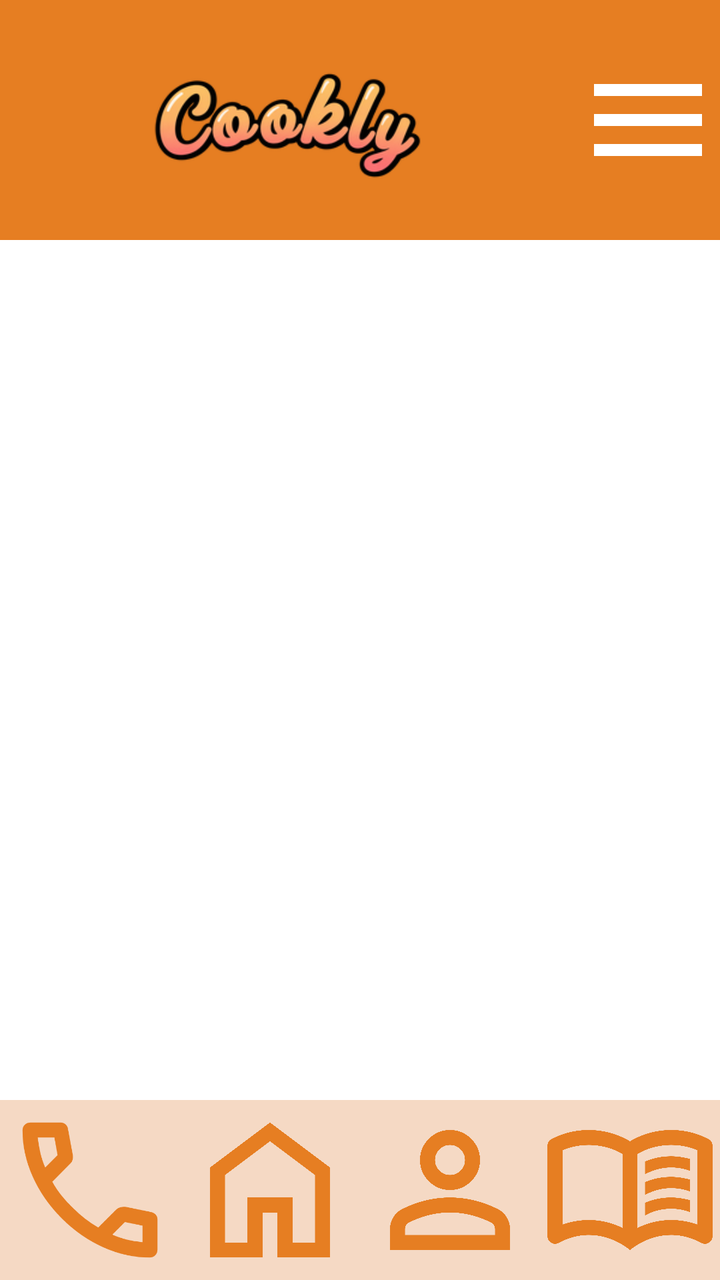
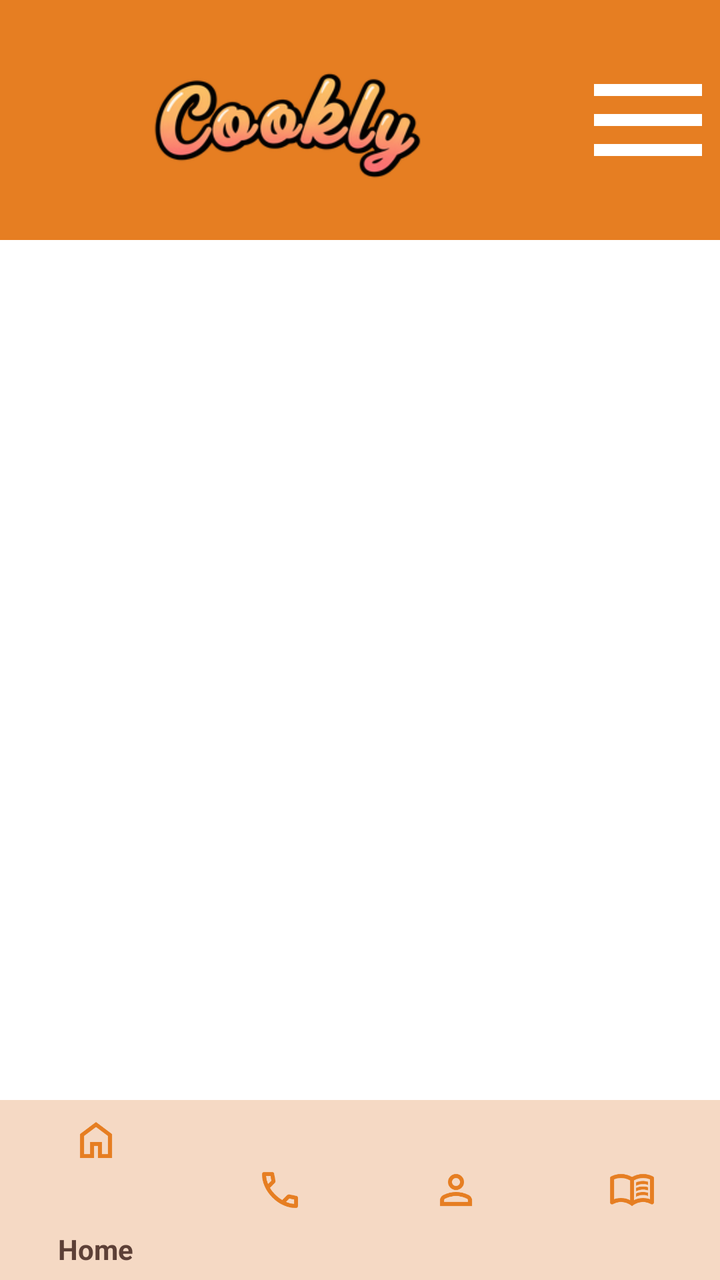

Compare the two renders of this Android layout. The source of the first and the diff that turns it into the second are given below.
<!-- AndroidManifest.xml: application theme Theme.Activitat_05 -->
<!-- res/layout/activity_main.xml -->
<?xml version="1.0" encoding="utf-8"?>
<androidx.constraintlayout.widget.ConstraintLayout xmlns:android="http://schemas.android.com/apk/res/android"
    xmlns:app="http://schemas.android.com/apk/res-auto"
    xmlns:tools="http://schemas.android.com/tools"
    android:id="@+id/main"
    android:layout_width="match_parent"
    android:layout_height="match_parent"
    tools:context=".MainActivity">

    <LinearLayout
        android:id="@+id/header"
        android:layout_width="match_parent"
        android:layout_height="120dp"
        app:layout_constraintStart_toStartOf="parent"
        app:layout_constraintTop_toTopOf="parent"
        app:layout_constraintBottom_toTopOf="@id/fragmentContainerView"
        android:background="?attr/headerLink"
        android:orientation="horizontal">

        <ImageView
            android:layout_width="0dp"
            android:layout_weight="0.8"
            android:adjustViewBounds="true"
            android:layout_height="match_parent"
            android:contentDescription="@string/logo"
            android:src="@drawable/logo"
            tools:ignore="Suspicious0dp" />
        
        <ImageView
            android:id="@+id/aMSetting"
            android:layout_width="0dp"
            android:layout_height="match_parent"
            android:src="@drawable/menu_24dp"
            android:layout_weight="0.2"/>
    </LinearLayout>

    <androidx.fragment.app.FragmentContainerView
        android:id="@+id/fragmentContainerView"
        android:layout_width="0dp"
        android:layout_height="0dp"
        app:layout_constraintTop_toBottomOf="@id/header"
        app:layout_constraintBottom_toTopOf="@id/footer"
        app:layout_constraintStart_toStartOf="parent"
        app:layout_constraintEnd_toEndOf="parent"/>

    <LinearLayout
        android:id="@+id/footer"
        android:layout_width="match_parent"
        android:layout_height="90dp"
        app:layout_constraintBottom_toBottomOf="parent"
        android:orientation="horizontal"
        android:background="?attr/footer">

        <LinearLayout
            android:id="@+id/aMHelp"
            android:layout_width="0dp"
            android:layout_height="match_parent"
            android:layout_weight="1">

            <ImageView
                android:layout_width="match_parent"
                android:layout_height="match_parent"
                android:src="@drawable/help_24dp"/>
        </LinearLayout>

        <LinearLayout
            android:id="@+id/aMHome"
            android:layout_width="0dp"
            android:layout_height="match_parent"
            android:layout_weight="1">

            <ImageView
                android:layout_width="match_parent"
                android:layout_height="match_parent"
                android:contentDescription="@string/inici"
                android:src="@drawable/home_24dp"/>
        </LinearLayout>

        <LinearLayout
            android:id="@+id/aMProfile"
            android:layout_width="0dp"
            android:layout_height="match_parent"
            android:layout_weight="1">

            <ImageView
                android:layout_width="match_parent"
                android:layout_height="match_parent"
                android:contentDescription="@string/miperfil"
                android:src="@drawable/profile_24dp"/>
        </LinearLayout>

        <LinearLayout
            android:id="@+id/aMMyRecipe"
            android:layout_width="0dp"
            android:layout_height="match_parent"
            android:layout_weight="1">

            <ImageView
                android:layout_width="match_parent"
                android:layout_height="match_parent"
                android:contentDescription="@string/recetas"
                android:src="@drawable/list_24dp"/>
        </LinearLayout>
    </LinearLayout>
</androidx.constraintlayout.widget.ConstraintLayout>
<!-- resources referenced by this layout -->
<resources>
  <!-- drawable help_24dp (drawable) -->
  <vector xmlns:android="http://schemas.android.com/apk/res/android"
      android:width="24dp"
      android:height="24dp"
      android:viewportWidth="960"
      android:viewportHeight="960">
    <path
        android:pathData="M798,840q-125,0 -247,-54.5T329,631Q229,531 174.5,409T120,162q0,-18 12,-30t30,-12h162q14,0 25,9.5t13,22.5l26,140q2,16 -1,27t-11,19l-97,98q20,37 47.5,71.5T387,574q31,31 65,57.5t72,48.5l94,-94q9,-9 23.5,-13.5T670,570l138,28q14,4 23,14.5t9,23.5v162q0,18 -12,30t-30,12ZM241,360l66,-66 -17,-94h-89q5,41 14,81t26,79ZM599,718q39,17 79.5,27t81.5,13v-88l-94,-19 -67,67ZM241,360ZM599,718Z"
        android:fillColor="#E67E22"/>
  </vector>
  <!-- drawable home_24dp (drawable) -->
  <vector xmlns:android="http://schemas.android.com/apk/res/android"
      android:width="24dp"
      android:height="24dp"
      android:viewportWidth="960"
      android:viewportHeight="960">
    <path
        android:pathData="M240,760h120v-240h240v240h120v-360L480,220 240,400v360ZM160,840v-480l320,-240 320,240v480L520,840v-240h-80v240L160,840ZM480,490Z"
        android:fillColor="#E67E22"/>
  </vector>
  <!-- drawable list_24dp (drawable) -->
  <vector xmlns:android="http://schemas.android.com/apk/res/android"
      android:width="24dp"
      android:height="24dp"
      android:viewportWidth="960"
      android:viewportHeight="960">
    <path
        android:pathData="M560,396v-68q33,-14 67.5,-21t72.5,-7q26,0 51,4t49,10v64q-24,-9 -48.5,-13.5T700,360q-38,0 -73,9.5T560,396ZM560,616v-68q33,-14 67.5,-21t72.5,-7q26,0 51,4t49,10v64q-24,-9 -48.5,-13.5T700,580q-38,0 -73,9t-67,27ZM560,506v-68q33,-14 67.5,-21t72.5,-7q26,0 51,4t49,10v64q-24,-9 -48.5,-13.5T700,470q-38,0 -73,9.5T560,506ZM260,640q47,0 91.5,10.5T440,682v-394q-41,-24 -87,-36t-93,-12q-36,0 -71.5,7T120,268v396q35,-12 69.5,-18t70.5,-6ZM520,682q44,-21 88.5,-31.5T700,640q36,0 70.5,6t69.5,18v-396q-33,-14 -68.5,-21t-71.5,-7q-47,0 -93,12t-87,36v394ZM480,800q-48,-38 -104,-59t-116,-21q-42,0 -82.5,11T100,762q-21,11 -40.5,-1T40,726v-482q0,-11 5.5,-21T62,208q46,-24 96,-36t102,-12q58,0 113.5,15T480,220q51,-30 106.5,-45T700,160q52,0 102,12t96,36q11,5 16.5,15t5.5,21v482q0,23 -19.5,35t-40.5,1q-37,-20 -77.5,-31T700,720q-60,0 -116,21t-104,59ZM280,466Z"
        android:fillColor="#E67E22"/>
  </vector>
  <!-- drawable menu_24dp (drawable) -->
  <vector xmlns:android="http://schemas.android.com/apk/res/android"
      android:width="24dp"
      android:height="24dp"
      android:viewportWidth="960"
      android:viewportHeight="960">
    <path
        android:pathData="M120,720v-80h720v80L120,720ZM120,520v-80h720v80L120,520ZM120,320v-80h720v80L120,320Z"
        android:fillColor="#FFFFFF"/>
  </vector>
  <!-- drawable profile_24dp (drawable) -->
  <vector xmlns:android="http://schemas.android.com/apk/res/android"
      android:width="24dp"
      android:height="24dp"
      android:viewportWidth="960"
      android:viewportHeight="960">
    <path
        android:pathData="M367,433q-47,-47 -47,-113t47,-113q47,-47 113,-47t113,47q47,47 47,113t-47,113q-47,47 -113,47t-113,-47ZM160,800v-112q0,-34 17.5,-62.5T224,582q62,-31 126,-46.5T480,520q66,0 130,15.5T736,582q29,15 46.5,43.5T800,688v112L160,800ZM240,720h480v-32q0,-11 -5.5,-20T700,654q-54,-27 -109,-40.5T480,600q-56,0 -111,13.5T260,654q-9,5 -14.5,14t-5.5,20v32ZM536.5,376.5Q560,353 560,320t-23.5,-56.5Q513,240 480,240t-56.5,23.5Q400,287 400,320t23.5,56.5Q447,400 480,400t56.5,-23.5ZM480,320ZM480,720Z"
        android:fillColor="#E67E22"/>
  </vector>
  <string name="inici">INICI</string>
  <string name="logo">Cookly</string>
  <string name="miperfil">MiPerfil</string>
  <string name="recetas">RECETAS</string>
  <style name="Theme.Activitat_05" parent="Base.Theme.Activitat_05" />
  <color name="headerLink">#E67E22</color>
  <color name="subtitle">#F9EBDC</color>
  <color name="subtitleText">#5D4037</color>
  <color name="body">#FFF8F0</color>
  <color name="footer">#F5D9C4</color>
  <color name="textGeneral">#5D4037</color>
  <color name="headerText">#FFFFFF</color>
  <color name="black">#000000</color>
  <!-- unchanged entries left out for length: 2 -->
</resources>

<!-- the commit's change to res/layout/activity_main.xml (unified diff, before → after) -->
@@ -43,63 +43,14 @@
         app:layout_constraintStart_toStartOf="parent"
         app:layout_constraintEnd_toEndOf="parent"/>
 
-    <LinearLayout
+    <com.google.android.material.bottomnavigation.BottomNavigationView
         android:id="@+id/footer"
         android:layout_width="match_parent"
         android:layout_height="90dp"
         app:layout_constraintBottom_toBottomOf="parent"
-        android:orientation="horizontal"
+        app:menu="@menu/bottom_nav_menu"
         android:background="?attr/footer">
 
-        <LinearLayout
-            android:id="@+id/aMHelp"
-            android:layout_width="0dp"
-            android:layout_height="match_parent"
-            android:layout_weight="1">
-
-            <ImageView
-                android:layout_width="match_parent"
-                android:layout_height="match_parent"
-                android:src="@drawable/help_24dp"/>
-        </LinearLayout>
-
-        <LinearLayout
-            android:id="@+id/aMHome"
-            android:layout_width="0dp"
-            android:layout_height="match_parent"
-            android:layout_weight="1">
-
-            <ImageView
-                android:layout_width="match_parent"
-                android:layout_height="match_parent"
-                android:contentDescription="@string/inici"
-                android:src="@drawable/home_24dp"/>
-        </LinearLayout>
-
-        <LinearLayout
-            android:id="@+id/aMProfile"
-            android:layout_width="0dp"
-            android:layout_height="match_parent"
-            android:layout_weight="1">
-
-            <ImageView
-                android:layout_width="match_parent"
-                android:layout_height="match_parent"
-                android:contentDescription="@string/miperfil"
-                android:src="@drawable/profile_24dp"/>
-        </LinearLayout>
-
-        <LinearLayout
-            android:id="@+id/aMMyRecipe"
-            android:layout_width="0dp"
-            android:layout_height="match_parent"
-            android:layout_weight="1">
-
-            <ImageView
-                android:layout_width="match_parent"
-                android:layout_height="match_parent"
-                android:contentDescription="@string/recetas"
-                android:src="@drawable/list_24dp"/>
-        </LinearLayout>
-    </LinearLayout>
+    </com.google.android.material.bottomnavigation.BottomNavigationView>
+    
 </androidx.constraintlayout.widget.ConstraintLayout>
<!-- resource entries referenced after the edit -->
@@ -1,35 +1,5 @@
 <!-- resources referenced by this layout -->
 <resources>
-  <!-- drawable help_24dp (drawable) -->
-  <vector xmlns:android="http://schemas.android.com/apk/res/android"
-      android:width="24dp"
-      android:height="24dp"
-      android:viewportWidth="960"
-      android:viewportHeight="960">
-    <path
-        android:pathData="M798,840q-125,0 -247,-54.5T329,631Q229,531 174.5,409T120,162q0,-18 12,-30t30,-12h162q14,0 25,9.5t13,22.5l26,140q2,16 -1,27t-11,19l-97,98q20,37 47.5,71.5T387,574q31,31 65,57.5t72,48.5l94,-94q9,-9 23.5,-13.5T670,570l138,28q14,4 23,14.5t9,23.5v162q0,18 -12,30t-30,12ZM241,360l66,-66 -17,-94h-89q5,41 14,81t26,79ZM599,718q39,17 79.5,27t81.5,13v-88l-94,-19 -67,67ZM241,360ZM599,718Z"
-        android:fillColor="#E67E22"/>
-  </vector>
-  <!-- drawable home_24dp (drawable) -->
-  <vector xmlns:android="http://schemas.android.com/apk/res/android"
-      android:width="24dp"
-      android:height="24dp"
-      android:viewportWidth="960"
-      android:viewportHeight="960">
-    <path
-        android:pathData="M240,760h120v-240h240v240h120v-360L480,220 240,400v360ZM160,840v-480l320,-240 320,240v480L520,840v-240h-80v240L160,840ZM480,490Z"
-        android:fillColor="#E67E22"/>
-  </vector>
-  <!-- drawable list_24dp (drawable) -->
-  <vector xmlns:android="http://schemas.android.com/apk/res/android"
-      android:width="24dp"
-      android:height="24dp"
-      android:viewportWidth="960"
-      android:viewportHeight="960">
-    <path
-        android:pathData="M560,396v-68q33,-14 67.5,-21t72.5,-7q26,0 51,4t49,10v64q-24,-9 -48.5,-13.5T700,360q-38,0 -73,9.5T560,396ZM560,616v-68q33,-14 67.5,-21t72.5,-7q26,0 51,4t49,10v64q-24,-9 -48.5,-13.5T700,580q-38,0 -73,9t-67,27ZM560,506v-68q33,-14 67.5,-21t72.5,-7q26,0 51,4t49,10v64q-24,-9 -48.5,-13.5T700,470q-38,0 -73,9.5T560,506ZM260,640q47,0 91.5,10.5T440,682v-394q-41,-24 -87,-36t-93,-12q-36,0 -71.5,7T120,268v396q35,-12 69.5,-18t70.5,-6ZM520,682q44,-21 88.5,-31.5T700,640q36,0 70.5,6t69.5,18v-396q-33,-14 -68.5,-21t-71.5,-7q-47,0 -93,12t-87,36v394ZM480,800q-48,-38 -104,-59t-116,-21q-42,0 -82.5,11T100,762q-21,11 -40.5,-1T40,726v-482q0,-11 5.5,-21T62,208q46,-24 96,-36t102,-12q58,0 113.5,15T480,220q51,-30 106.5,-45T700,160q52,0 102,12t96,36q11,5 16.5,15t5.5,21v482q0,23 -19.5,35t-40.5,1q-37,-20 -77.5,-31T700,720q-60,0 -116,21t-104,59ZM280,466Z"
-        android:fillColor="#E67E22"/>
-  </vector>
   <!-- drawable menu_24dp (drawable) -->
   <vector xmlns:android="http://schemas.android.com/apk/res/android"
       android:width="24dp"
@@ -40,20 +10,7 @@
         android:pathData="M120,720v-80h720v80L120,720ZM120,520v-80h720v80L120,520ZM120,320v-80h720v80L120,320Z"
         android:fillColor="#FFFFFF"/>
   </vector>
-  <!-- drawable profile_24dp (drawable) -->
-  <vector xmlns:android="http://schemas.android.com/apk/res/android"
-      android:width="24dp"
-      android:height="24dp"
-      android:viewportWidth="960"
-      android:viewportHeight="960">
-    <path
-        android:pathData="M367,433q-47,-47 -47,-113t47,-113q47,-47 113,-47t113,47q47,47 47,113t-47,113q-47,47 -113,47t-113,-47ZM160,800v-112q0,-34 17.5,-62.5T224,582q62,-31 126,-46.5T480,520q66,0 130,15.5T736,582q29,15 46.5,43.5T800,688v112L160,800ZM240,720h480v-32q0,-11 -5.5,-20T700,654q-54,-27 -109,-40.5T480,600q-56,0 -111,13.5T260,654q-9,5 -14.5,14t-5.5,20v32ZM536.5,376.5Q560,353 560,320t-23.5,-56.5Q513,240 480,240t-56.5,23.5Q400,287 400,320t23.5,56.5Q447,400 480,400t56.5,-23.5ZM480,320ZM480,720Z"
-        android:fillColor="#E67E22"/>
-  </vector>
-  <string name="inici">INICI</string>
   <string name="logo">Cookly</string>
-  <string name="miperfil">MiPerfil</string>
-  <string name="recetas">RECETAS</string>
   <style name="Theme.Activitat_05" parent="Base.Theme.Activitat_05" />
   <color name="headerLink">#E67E22</color>
   <color name="subtitle">#F9EBDC</color>
